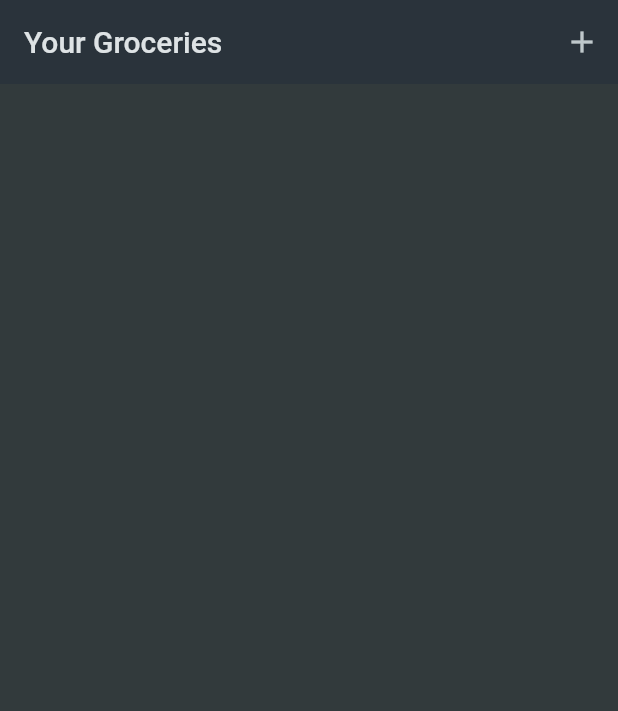
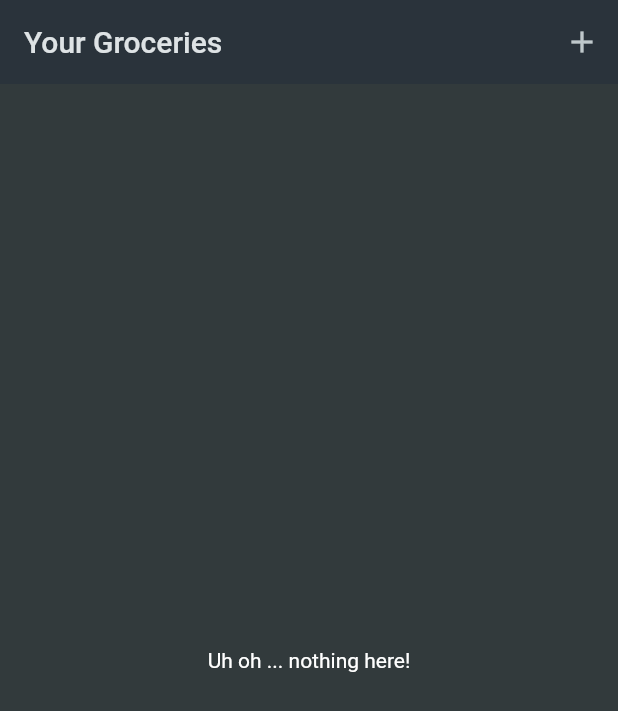
Before and after one commit to ammarabid29/flutterShoppingListApp, a Flutter app: the screen it shows after launch, on a phone screen of 412 x 824 dp. Shown: the top 711 px of the screen. Run offline on Flutter 3.47's test engine with Material 2 defaults, Android fonts, the phone set to English and light mode, and no system bars.

```diff
--- a/lib/widgets/grocery_list.dart
+++ b/lib/widgets/grocery_list.dart
@@ -11,6 +11,7 @@ class GroceryList extends StatefulWidget {
 
 class _GroceryListState extends State<GroceryList> {
   final List<GroceryItem> _groceryItems = [];
+
   void _addItem() async {
     final newItem = await Navigator.of(context).push<GroceryItem>(
       MaterialPageRoute(
@@ -26,16 +27,29 @@ class _GroceryListState extends State<GroceryList> {
     });
   }
 
+  void _removeItem(GroceryItem item) {
+    setState(() {
+      _groceryItems.remove(item);
+    });
+  }
+
   @override
   Widget build(BuildContext context) {
-    return Scaffold(
-      appBar: AppBar(
-        title: const Text("Your Groceries"),
-        actions: [IconButton(onPressed: _addItem, icon: const Icon(Icons.add))],
+    Widget content = const Center(
+      child: Text(
+        "Uh oh ... nothing here!",
       ),
-      body: ListView.builder(
+    );
+
+    if (_groceryItems.isNotEmpty) {
+      content = ListView.builder(
         itemCount: _groceryItems.length,
-        itemBuilder: (context, index) => ListTile(
+        itemBuilder: (context, index) => Dismissible(
+          key: ValueKey(_groceryItems[index].id),
+          onDismissed: (direction) {
+            _removeItem(_groceryItems[index]);
+          },
+          child: ListTile(
             leading: Container(
               height: 24,
               width: 24,
@@ -51,4 +65,13 @@ class _GroceryListState extends State<GroceryList> {
         ),
       );
     }
+
+    return Scaffold(
+      appBar: AppBar(
+        title: const Text("Your Groceries"),
+        actions: [IconButton(onPressed: _addItem, icon: const Icon(Icons.add))],
+      ),
+      body: content,
+    );
   }
+}
```
Lines whose indentation alone changed are shown as unchanged.
